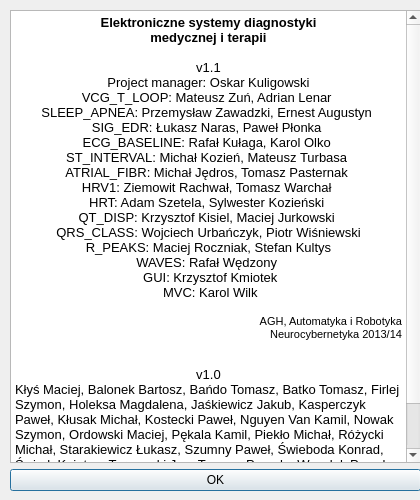
Before: the Qt Designer form EKG/Views/about.ui in qwerty90/ProjektEKG, drawn with Qt 5.
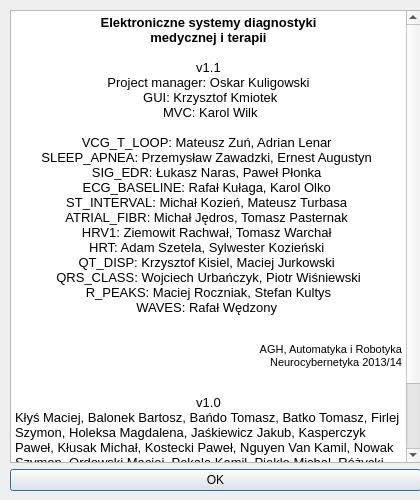
After: the same form once the commit is applied. Icons and pictures are not drawn.

Patch:
```diff
--- a/EKG/Views/about.ui
+++ b/EKG/Views/about.ui
@@ -57,6 +57,9 @@
 &lt;p align=&quot;center&quot; style=&quot;-qt-paragraph-type:empty; margin-top:0px; margin-bottom:0px; margin-left:0px; margin-right:0px; -qt-block-indent:0; text-indent:0px; font-size:10pt;&quot;&gt;&lt;br /&gt;&lt;/p&gt;
 &lt;p align=&quot;center&quot; style=&quot; margin-top:0px; margin-bottom:0px; margin-left:0px; margin-right:0px; -qt-block-indent:0; text-indent:0px;&quot;&gt;&lt;span style=&quot; font-size:10pt;&quot;&gt;v1.1&lt;/span&gt;&lt;/p&gt;
 &lt;p align=&quot;center&quot; style=&quot; margin-top:0px; margin-bottom:0px; margin-left:0px; margin-right:0px; -qt-block-indent:0; text-indent:0px;&quot;&gt;&lt;span style=&quot; font-size:10pt;&quot;&gt;Project manager: Oskar Kuligowski&lt;/span&gt;&lt;/p&gt;
+&lt;p align=&quot;center&quot; style=&quot; margin-top:0px; margin-bottom:0px; margin-left:0px; margin-right:0px; -qt-block-indent:0; text-indent:0px;&quot;&gt;&lt;span style=&quot; font-size:10pt;&quot;&gt; GUI: Krzysztof Kmiotek&lt;/span&gt;&lt;/p&gt;
+&lt;p align=&quot;center&quot; style=&quot; margin-top:0px; margin-bottom:0px; margin-left:0px; margin-right:0px; -qt-block-indent:0; text-indent:0px;&quot;&gt;&lt;span style=&quot; font-size:10pt;&quot;&gt; MVC: Karol Wilk&lt;/span&gt;&lt;/p&gt;
+&lt;p align=&quot;center&quot; style=&quot;-qt-paragraph-type:empty; margin-top:0px; margin-bottom:0px; margin-left:0px; margin-right:0px; -qt-block-indent:0; text-indent:0px; font-size:10pt;&quot;&gt;&lt;br /&gt;&lt;/p&gt;
 &lt;p align=&quot;center&quot; style=&quot; margin-top:0px; margin-bottom:0px; margin-left:0px; margin-right:0px; -qt-block-indent:0; text-indent:0px;&quot;&gt;&lt;span style=&quot; font-size:10pt;&quot;&gt;VCG_T_LOOP: Mateusz Zuń, Adrian Lenar &lt;/span&gt;&lt;/p&gt;
 &lt;p align=&quot;center&quot; style=&quot; margin-top:0px; margin-bottom:0px; margin-left:0px; margin-right:0px; -qt-block-indent:0; text-indent:0px;&quot;&gt;&lt;span style=&quot; font-size:10pt;&quot;&gt;SLEEP_APNEA: Przemysław Zawadzki, Ernest Augustyn &lt;/span&gt;&lt;/p&gt;
 &lt;p align=&quot;center&quot; style=&quot; margin-top:0px; margin-bottom:0px; margin-left:0px; margin-right:0px; -qt-block-indent:0; text-indent:0px;&quot;&gt;&lt;span style=&quot; font-size:10pt;&quot;&gt;SIG_EDR: Łukasz Naras, Paweł Płonka &lt;/span&gt;&lt;/p&gt;
@@ -69,8 +72,7 @@
 &lt;p align=&quot;center&quot; style=&quot; margin-top:0px; margin-bottom:0px; margin-left:0px; margin-right:0px; -qt-block-indent:0; text-indent:0px;&quot;&gt;&lt;span style=&quot; font-size:10pt;&quot;&gt;QRS_CLASS: Wojciech Urbańczyk, Piotr Wiśniewski&lt;/span&gt;&lt;/p&gt;
 &lt;p align=&quot;center&quot; style=&quot; margin-top:0px; margin-bottom:0px; margin-left:0px; margin-right:0px; -qt-block-indent:0; text-indent:0px;&quot;&gt;&lt;span style=&quot; font-size:10pt;&quot;&gt; R_PEAKS: Maciej Roczniak, Stefan Kultys &lt;/span&gt;&lt;/p&gt;
 &lt;p align=&quot;center&quot; style=&quot; margin-top:0px; margin-bottom:0px; margin-left:0px; margin-right:0px; -qt-block-indent:0; text-indent:0px;&quot;&gt;&lt;span style=&quot; font-size:10pt;&quot;&gt;WAVES: Rafał Wędzony &lt;/span&gt;&lt;/p&gt;
-&lt;p align=&quot;center&quot; style=&quot; margin-top:0px; margin-bottom:0px; margin-left:0px; margin-right:0px; -qt-block-indent:0; text-indent:0px;&quot;&gt;&lt;span style=&quot; font-size:10pt;&quot;&gt; GUI: Krzysztof Kmiotek&lt;/span&gt;&lt;/p&gt;
-&lt;p align=&quot;center&quot; style=&quot; margin-top:0px; margin-bottom:0px; margin-left:0px; margin-right:0px; -qt-block-indent:0; text-indent:0px;&quot;&gt;&lt;span style=&quot; font-size:10pt;&quot;&gt; MVC: Karol Wilk&lt;/span&gt;&lt;/p&gt;
+&lt;p align=&quot;center&quot; style=&quot;-qt-paragraph-type:empty; margin-top:0px; margin-bottom:0px; margin-left:0px; margin-right:0px; -qt-block-indent:0; text-indent:0px; font-size:8pt;&quot;&gt;&lt;br /&gt;&lt;/p&gt;
 &lt;p style=&quot;-qt-paragraph-type:empty; margin-top:0px; margin-bottom:0px; margin-left:0px; margin-right:0px; -qt-block-indent:0; text-indent:0px; font-size:10pt;&quot;&gt;&lt;br /&gt;&lt;/p&gt;
 &lt;p align=&quot;right&quot; style=&quot; margin-top:0px; margin-bottom:0px; margin-left:0px; margin-right:0px; -qt-block-indent:0; text-indent:0px;&quot;&gt;&lt;span style=&quot; font-size:8pt;&quot;&gt;AGH, Automatyka i Robotyka&lt;/span&gt;&lt;/p&gt;
 &lt;p align=&quot;right&quot; style=&quot; margin-top:0px; margin-bottom:0px; margin-left:0px; margin-right:0px; -qt-block-indent:0; text-indent:0px;&quot;&gt;&lt;span style=&quot; font-size:8pt;&quot;&gt;Neurocybernetyka 2013/14&lt;/span&gt;&lt;/p&gt;
```
